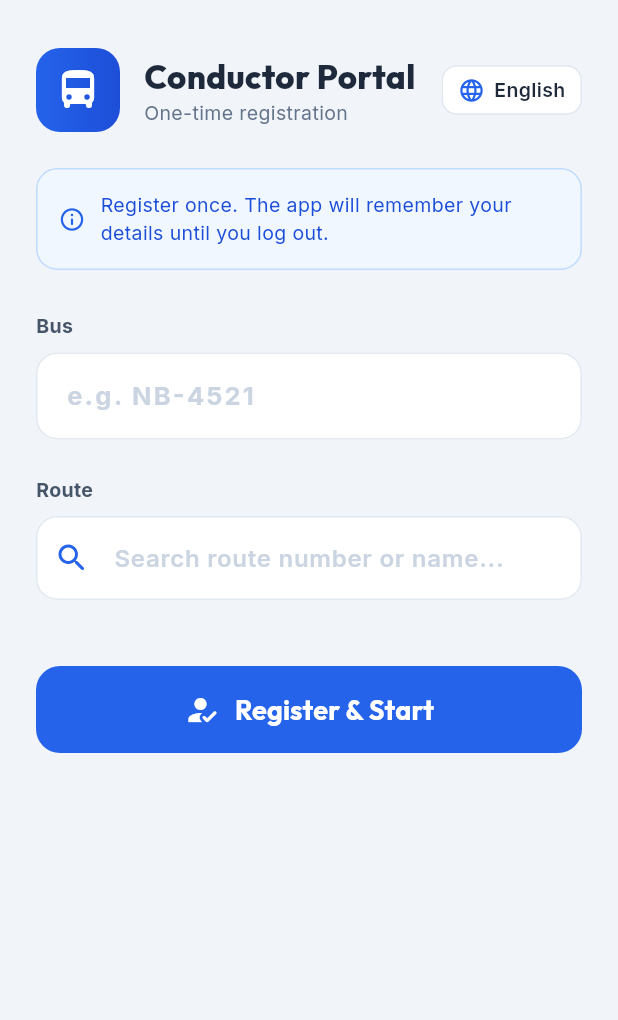
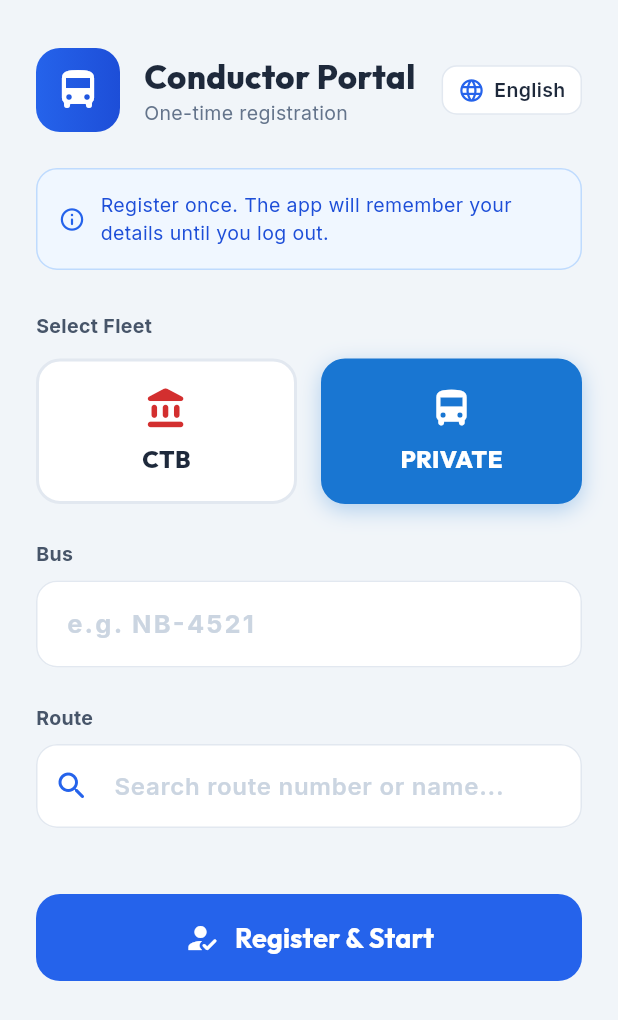
Before and after one commit to PandaSL2/TransLink, a Flutter app: the screen it shows after launch, on a phone screen of 412 x 824 dp. Shown: the top 1020 px of the screen. Run offline on Flutter 3.47's test engine with Material 3 defaults, Android fonts, the light colour scheme and no system bars; our stand-ins replace battery_plus, flutter_local_notifications, flutter_tts, geolocator, google_fonts, google_maps_flutter and 7 more; missing offline and left inert: dart:js, dart:js_util, dart:ui_web, flutter_background_service, mobile_scanner, workmanager; accounts and stored records are empty; network calls fail.

Commit message:
feat(conductor): Enhance location services and UI for setup and home screens

```diff
--- a/translink_Conductor/lib/core/constants/driver_constants.dart
+++ b/translink_Conductor/lib/core/constants/driver_constants.dart
@@ -11,6 +11,7 @@ class DriverConstants {
   static const String keyIsTracking       = 'is_tracking';
   static const String keyLastShiftCheck   = 'last_shift_check';
   static const String keyIsLoggedIn       = 'is_logged_in'; // true after first-time setup
+  static const String keyFleetType        = 'fleet_type';   // 'private' or 'ctb'
 
   // Schedule keys (populated from RouteScheduleService on setup)
   static const String keyHeadwayMinutes   = 'headway_minutes';
--- a/translink_Conductor/lib/core/utils/app_localizations.dart
+++ b/translink_Conductor/lib/core/utils/app_localizations.dart
@@ -62,9 +62,12 @@ class AppLocalizations {
       'location_permission_msg': 'TransLink Conductor needs precise GPS to broadcast your position to passengers. Please allow it in Settings.',
       'gps_is_off': 'GPS is Off',
       'gps_is_off_msg': 'Please enable Location / GPS in your device settings.',
-      'reliability_first': 'Reliability First',
-      'battery_optimization_msg': 'To ensure passengers see your bus live even when your screen is off, please select "Allow" or "No Restrictions" in the next screen.\n\nThis is essential for Xiaomi, Samsung, and Huawei devices.',
+      'reliability_first': 'Reliable Tracking',
+      'battery_optimization_msg': 'To ensure passengers can see your bus live even when your screen is locked, please select "Allow" or "No Restrictions" in the next popup.\n\nEssential for Xiaomi, Samsung, and Huawei phones.',
       'ok_understand': 'OK, I Understand',
+      'select_fleet': 'Select Fleet',
+      'ctb_label': 'CTB',
+      'private_label': 'PRIVATE',
       'open_settings': 'Open Settings',
       'register_once_msg': 'Register once. The app will remember your details until you log out.',
       'bus_number_hint': 'e.g. NB-4521',
@@ -144,6 +147,11 @@ class AppLocalizations {
       'no_history': 'ඉතිහාසයක් නොමැත.',
       'no_internet': 'අන්තර්ජාල සම්බන්ධතාවය පරීක්ෂා කරන්න.',
       'sync_failed': 'සම්බන්ධතාවය අසාර්ථකයි. නැවත උත්සාහ කරයි...',
+      'reliability_first': 'ස්ථාවර සම්බන්ධතාවය',
+      'battery_optimization_msg': 'ඔබේ දුරකථනයේ තිරය අගුළු දමා ඇති විට පවා මගීන්ට බස් රථය දැකීමට හැකි වන පරිදි, මීළඟ තිරයේ "ඉඩ දෙන්න" (Allow) හෝ "සීමා කිරීම් නැත" (No Restrictions) යන්න තෝරන්න.\n\nXiaomi, Samsung සහ Huawei දුරකථන සඳහා මෙය අත්‍යවශ්‍ය වේ.',
+      'select_fleet': 'බස් රථ වර්ගය තෝරන්න',
+      'ctb_label': 'ලංගම (CTB)',
+      'private_label': 'පෞද්ගලික (PRIVATE)',
     },
     'ta': {
       'driver_portal': 'ஓட்டுநர் போர்டல்',
@@ -197,11 +205,18 @@ class AppLocalizations {
       'no_history': 'எந்த வரலாறும் கிடைக்கவில்லை.',
       'no_internet': 'இணைய இணைப்பு இல்லை. உங்கள் தரவைச் சரிபார்க்கவும்.',
       'sync_failed': 'ஒத்திசைவு தோல்வியடைந்தது. மீண்டும் இணைக்கிறது...',
+      'reliability_first': 'நிலையான கண்காணிப்பு',
+      'battery_optimization_msg': 'உங்கள் திரை பூட்டப்பட்டிருந்தாலும் பயணிகள் உங்கள் பேருந்தைக் காண முடியும் என்பதை உறுதிப்படுத்த, அடுத்த திரையில் "அனுமதி" (Allow) அல்லது "கட்டுப்பாடுகள் இல்லை" (No Restrictions) என்பதைத் தேர்ந்தெடுக்கவும்.\n\nXiaomi, Samsung மற்றும் Huawei தொலைபேசிகளுக்கு இது அவசியம்.',
+      'select_fleet': 'படை வகை தேர்ந்தெடுக்கவும்',
+      'ctb_label': 'CTB',
+      'private_label': 'தனியார்',
     },
   };
 
   String translate(String key, {Map<String, String>? args}) {
-    String value = _localizedValues[locale.languageCode]?[key] ?? key;
+    String value = _localizedValues[locale.languageCode]?[key] ??
+                   _localizedValues['en']?[key] ??
+                   key;
     if (args != null) {
       args.forEach((k, v) {
         value = value.replaceAll('{$k}', v);
--- a/translink_Conductor/lib/features/home/home_screen.dart
+++ b/translink_Conductor/lib/features/home/home_screen.dart
@@ -508,6 +508,14 @@ class _HomeScreenState extends State<HomeScreen> with WidgetsBindingObserver {
 
     if (msg.contains('auth') || msg.contains('session') || msg.contains('jwt')) {
       return l10n.translate('login_required'); // Fallback to localized re-auth msg
+    }
+
+    if (msg.contains('fleet_type')) {
+      return 'System Update Required: Please add the fleet_type column to Supabase.';
+    }
+
+    if (msg.contains('pgrst204')) {
+      return 'System Outdated: Database structure needs update.';
     }
 
     return error.toString();
--- a/translink_Conductor/lib/features/setup/setup_screen.dart
+++ b/translink_Conductor/lib/features/setup/setup_screen.dart
@@ -29,6 +29,7 @@ class SetupScreen extends StatefulWidget {
 class _SetupScreenState extends State<SetupScreen> {
   final _busCtrl   = TextEditingController();
   final _routeCtrl = TextEditingController();
+  String _selectedFleet = 'private'; // default
 
   RouteSchedule? _selectedSchedule;
   bool _isRegistering = false;
@@ -77,6 +78,9 @@ class _SetupScreenState extends State<SetupScreen> {
         msg.contains('http') ||
         msg.contains('connection')) {
       return l10n.translate('no_internet');
+    }
+    if (msg.contains('fleet_type') || msg.contains('pgrst204')) {
+      return 'System Update Required: Missing fleet_type column in database.';
     }
     return error.toString();
   }
@@ -205,6 +209,7 @@ class _SetupScreenState extends State<SetupScreen> {
       prefs.setString(DriverConstants.keyScheduleLabel,  schedule.frequencyLabel),
       prefs.setString(DriverConstants.keyFirstBus,       schedule.firstBus),
       prefs.setString(DriverConstants.keyLastBus,        schedule.lastBus),
+      prefs.setString(DriverConstants.keyFleetType,      _selectedFleet),
     ]);
 
     // Register background tasks but DON'T start tracking yet (User must press Start manually)
@@ -280,7 +285,33 @@ class _SetupScreenState extends State<SetupScreen> {
 
               const SizedBox(height: 28),
 
-              _label(l10n.translate('bus_label')),
+               _label(l10n.translate('select_fleet') ?? 'Select Fleet'),
+               const SizedBox(height: 12),
+               Row(
+                 children: [
+                   Expanded(
+                     child: _fleetCard(
+                       'ctb',
+                       l10n.translate('ctb_label') ?? 'CTB',
+                       Icons.account_balance_rounded,
+                       const Color(0xFFD32F2F),
+                     ),
+                   ),
+                   const SizedBox(width: 16),
+                   Expanded(
+                     child: _fleetCard(
+                       'private',
+                       l10n.translate('private_label') ?? 'Private',
+                       Icons.directions_bus_rounded,
+                       const Color(0xFF1976D2),
+                     ),
+                   ),
+                 ],
+               ),
+
+               const SizedBox(height: 24),
+
+               _label(l10n.translate('bus_label')),
               const SizedBox(height: 8),
               TextField(
                 controller: _busCtrl,
@@ -469,4 +500,43 @@ class _SetupScreenState extends State<SetupScreen> {
     focusedBorder: OutlineInputBorder(borderRadius: BorderRadius.circular(14), borderSide: const BorderSide(color: Color(0xFF2563EB), width: 2)),
     contentPadding: const EdgeInsets.symmetric(horizontal: 16, vertical: 16),
   );
+
+  Widget _fleetCard(String type, String label, IconData icon, Color color) {
+    final isSelected = _selectedFleet == type;
+    return GestureDetector(
+      onTap: () {
+        HapticFeedback.lightImpact();
+        setState(() => _selectedFleet = type);
+      },
+      child: AnimatedContainer(
+        duration: const Duration(milliseconds: 200),
+        padding: const EdgeInsets.symmetric(vertical: 16),
+        decoration: BoxDecoration(
+          color: isSelected ? color : Colors.white,
+          borderRadius: BorderRadius.circular(16),
+          border: Border.all(
+            color: isSelected ? color : const Color(0xFFE2E8F0),
+            width: 2,
+          ),
+          boxShadow: isSelected ? [
+            BoxShadow(color: color.withOpacity(0.3), blurRadius: 12, offset: const Offset(0, 4))
+          ] : null,
+        ),
+        child: Column(
+          children: [
+            Icon(icon, color: isSelected ? Colors.white : color, size: 30),
+            const SizedBox(height: 8),
+            Text(
+              label,
+              style: GoogleFonts.outfit(
+                fontSize: 16,
+                fontWeight: FontWeight.w800,
+                color: isSelected ? Colors.white : const Color(0xFF1E293B),
+              ),
+            ),
+          ],
+        ),
+      ),
+    );
+  }
 }
--- a/translink_Conductor/lib/services/location_service.dart
+++ b/translink_Conductor/lib/services/location_service.dart
@@ -257,6 +257,7 @@ class LocationService {
     final busNumber = prefs.getString(DriverConstants.keyBusNumber);
     final routeNum  = prefs.getString(DriverConstants.keyRouteNumber);
     final routeName = prefs.getString(DriverConstants.keyRouteName) ?? '';
+    final fleetType = prefs.getString(DriverConstants.keyFleetType) ?? 'private';
 
     if (busNumber == null || busNumber.isEmpty ||
         routeNum  == null || routeNum.isEmpty) {
@@ -365,6 +366,7 @@ class LocationService {
         headwayMinutes: headway,
         nextBusDueAt:   nextDue,
         status:         statusStr,
+        fleetType:      fleetType,
       );
 
       if (error != null) {
--- a/translink_Conductor/lib/services/supabase_service.dart
+++ b/translink_Conductor/lib/services/supabase_service.dart
@@ -76,6 +76,7 @@ class SupabaseService {
     String status = 'on_time',
     int headwayMinutes = 20,
     DateTime? nextBusDueAt,
+    String fleetType = 'private',
   }) async {
     try {
       final normalizedBus = busNumber.trim().toUpperCase();
@@ -89,6 +90,7 @@ class SupabaseService {
         'speed':           speed,
         'heading':         heading,
         'status':          status,
+        'fleet_type':      fleetType,
         'last_updated_at': DateTime.now().toUtc().toIso8601String(),
       }, onConflict: 'bus_number');
 
```
